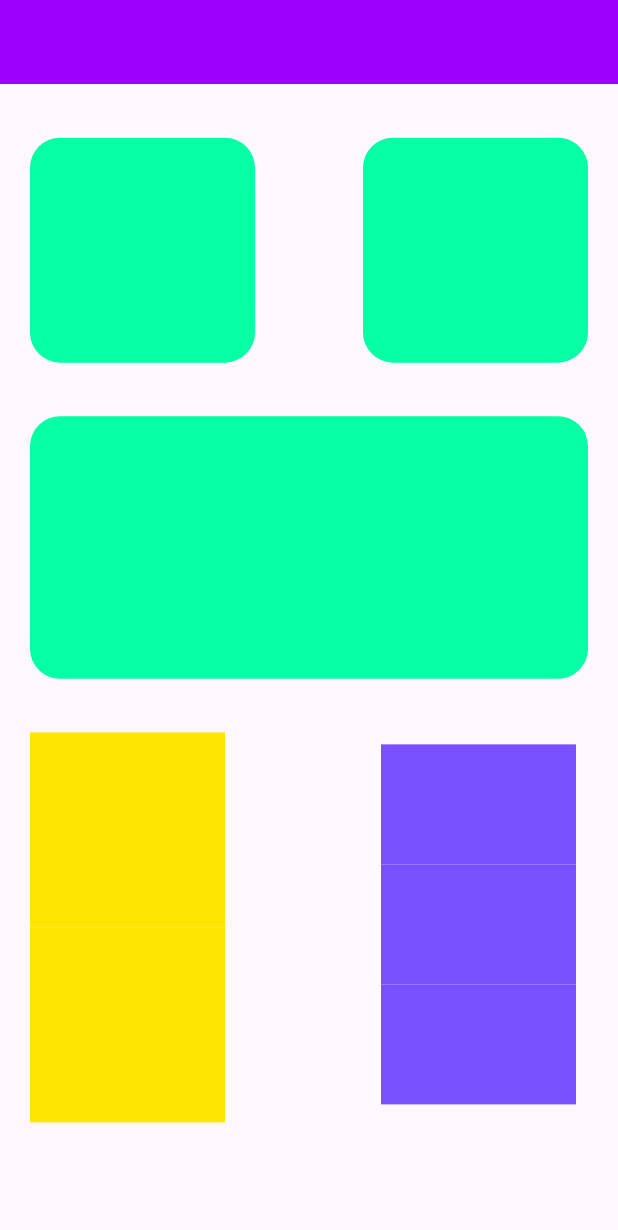
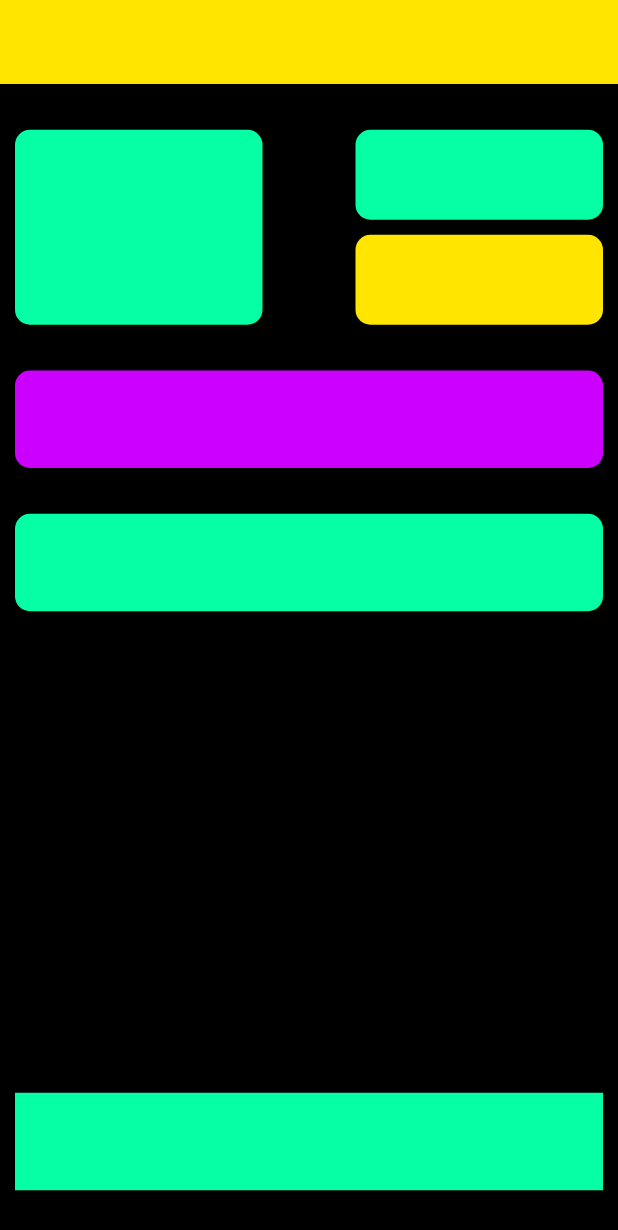
Before and after one commit to sachishehan/Flutter-Layout, a Flutter app: the screen it shows after launch, on a phone screen of 412 x 824 dp. Shown: the top 1230 px of the screen. Run offline on Flutter 3.47's test engine with Material 3 defaults, Android fonts, the phone set to English and light mode, and no system bars.

Commit message:
layout 4

```diff
--- a/lib/main.dart
+++ b/lib/main.dart
@@ -101,104 +101,212 @@
 
 // 3rd layout
 
+// import 'package:flutter/material.dart';
+
+// void main() {
+//   runApp(MyApp());
+// }
+// class MyApp extends StatelessWidget {
+//   const MyApp({super.key});
+
+//   @override
+//   Widget build(BuildContext context) {
+//     return MaterialApp(
+//       debugShowCheckedModeBanner: false,
+//       title: "layout_design",
+//       home: Scaffold(
+//         appBar: AppBar(
+//           backgroundColor:Color(0xFF9E00FF),
+//         ),
+//         body: Padding(
+//           padding: const EdgeInsets.symmetric(horizontal: 20),
+//           child: Column(
+//             mainAxisAlignment: MainAxisAlignment.spaceEvenly,
+//             children: [
+//               Row(
+//                 mainAxisAlignment: MainAxisAlignment.spaceBetween,
+//                 children: [
+//                   Container(
+//                     width: 150,
+//                     height: 150,
+//                     decoration:
+//                       BoxDecoration(borderRadius: BorderRadius.circular(20),
+//                       color: Color(0xFF06FFA5),
+//                     ),
+//                   ),
+//                   Container(
+//                     width: 150,
+//                     height: 150,
+//                     decoration:
+//                       BoxDecoration(borderRadius: BorderRadius.circular(20),
+//                       color: Color(0xFF06FFA5),
+//                     ),
+//                   ),
+//                 ],
+//               ),
+//               Container(
+//                 width: double.infinity,
+//                 height: 175,
+//                 decoration: BoxDecoration(borderRadius: BorderRadius.circular(20),
+//                 color: Color(0xFF06FFA5),
+//                 ),
+//               ),
+//               SizedBox(
+//                 height: 300,
+//                 child: Row(
+//                   mainAxisAlignment: MainAxisAlignment.spaceBetween,
+//                   children: [
+//                     Column(
+//                       children: [
+//                         Container(
+//                           width: 130,
+//                           height: 130,
+//                           color: Color(0XFFFFE500),
+//                           ),
+//                         Container(
+//                           width: 130,
+//                           height: 130,
+//                           color: Color(0XFFFFE500),
+//                           ),
+//                       ],
+//                     ),
+//                     Padding(
+//                       padding: const EdgeInsets.all(8.0),
+//                       child: Column(
+//                         children: [
+//                           Container(
+//                             width: 130,
+//                             height: 80,
+//                             color: Color(0Xff7752FE),
+//                             ),
+//                           Container(
+//                             width: 130,
+//                             height: 80,
+//                             color: Color(0Xff7752FE),
+//                             ),
+//                           Container(
+//                             width: 130,
+//                             height: 80,
+//                             color: Color(0Xff7752FE),
+//                             ),
+//                         ],
+//                       ),
+//                     ),
+//                   ],
+//                 ),
+//               )
+//              ],
+//           ),
+//         ),
+
+//       ),
+//     );
+//   }
+// }
+
+//4th laout
+
 import 'package:flutter/material.dart';
 
 void main() {
   runApp(MyApp());
 }
+
 class MyApp extends StatelessWidget {
   const MyApp({super.key});
+
+  //variable
+  final double borderRadius = 10;
 
   @override
   Widget build(BuildContext context) {
     return MaterialApp(
       debugShowCheckedModeBanner: false,
-      title: "layout_design",
+      title: "layout 4",
       home: Scaffold(
+        backgroundColor: Colors.black,
         appBar: AppBar(
-          backgroundColor:Color(0xFF9E00FF),
+          backgroundColor: Color(0xFFFFE500),
         ),
         body: Padding(
-          padding: const EdgeInsets.symmetric(horizontal: 20),
+          padding: const EdgeInsets.symmetric(horizontal: 10),
           child: Column(
             mainAxisAlignment: MainAxisAlignment.spaceEvenly,
             children: [
-              Row(
-                mainAxisAlignment: MainAxisAlignment.spaceBetween,
-                children: [
-                  Container(
-                    width: 150,
-                    height: 150,
-                    decoration:
-                      BoxDecoration(borderRadius: BorderRadius.circular(20),
-                      color: Color(0xFF06FFA5),
-                    ),
-                  ),
-                  Container(
-                    width: 150,
-                    height: 150,
-                    decoration:
-                      BoxDecoration(borderRadius: BorderRadius.circular(20),
-                      color: Color(0xFF06FFA5),
-                    ),
-                  ),
-                ],
-              ),
               Container(
+                height: 130,
                 width: double.infinity,
-                height: 175,
-                decoration: BoxDecoration(borderRadius: BorderRadius.circular(20),
-                color: Color(0xFF06FFA5),
-                ),
-              ),
-              SizedBox(
-                height: 300,
                 child: Row(
                   mainAxisAlignment: MainAxisAlignment.spaceBetween,
                   children: [
+                    Container(
+                      height: 130,
+                      width: 165,
+                      decoration: BoxDecoration(
+                        borderRadius: BorderRadius.circular(borderRadius),
+                        color: Color(0xff06FFA5),
+                      ),
+                    ),
                     Column(
+                      mainAxisAlignment: MainAxisAlignment.spaceBetween,
                       children: [
                         Container(
-                          width: 130,
-                          height: 130,
-                          color: Color(0XFFFFE500),
+                          height: 60,
+                          width: 165,
+                          decoration: BoxDecoration(
+                            color: Color(0xff06FFA5),
+                            borderRadius: BorderRadius.circular(borderRadius),
                           ),
+                        ),
                         Container(
-                          width: 130,
-                          height: 130,
-                          color: Color(0XFFFFE500),
+                          height: 60,
+                          width: 165,
+                          decoration: BoxDecoration(
+                            color: Color(0xffFFE500),
+                            borderRadius: BorderRadius.circular(borderRadius),
                           ),
+                        ),
                       ],
-                    ),
-                    Padding(
-                      padding: const EdgeInsets.all(8.0),
-                      child: Column(
-                        children: [
-                          Container(
-                            width: 130,
-                            height: 80,
-                            color: Color(0Xff7752FE),
-                            ),
-                          Container(
-                            width: 130,
-                            height: 80,
-                            color: Color(0Xff7752FE),
-                            ),
-                          Container(
-                            width: 130,
-                            height: 80,
-                            color: Color(0Xff7752FE),
-                            ),
-                        ],
-                      ),
                     ),
                   ],
                 ),
-              )
-             ],
+              ),
+              Container(
+                height: 130 / 2,
+                width: double.infinity,
+                decoration: BoxDecoration(
+                  borderRadius: BorderRadius.circular(borderRadius),
+                  color: Color(0xffCC00FF),
+                ),
+              ),
+              Container(
+                height: 130 / 2,
+                width: double.infinity,
+                decoration: BoxDecoration(
+                  borderRadius: BorderRadius.circular(borderRadius),
+                  color: Color(0xff06FFA5),
+                ),
+              ),
+              Container(
+                height: 130 * 2,
+                width: double.infinity,
+                child: Row(
+                    children: [
+                        Container(
+
+                        ),
+                        Column(),
+                    ],
+                ),
+              ),
+              Container(
+                height: 130 / 2,
+                width: double.infinity,
+                color: Color(0xff06FFA5),
+              ),
+            ],
           ),
         ),
-
       ),
     );
   }
```
